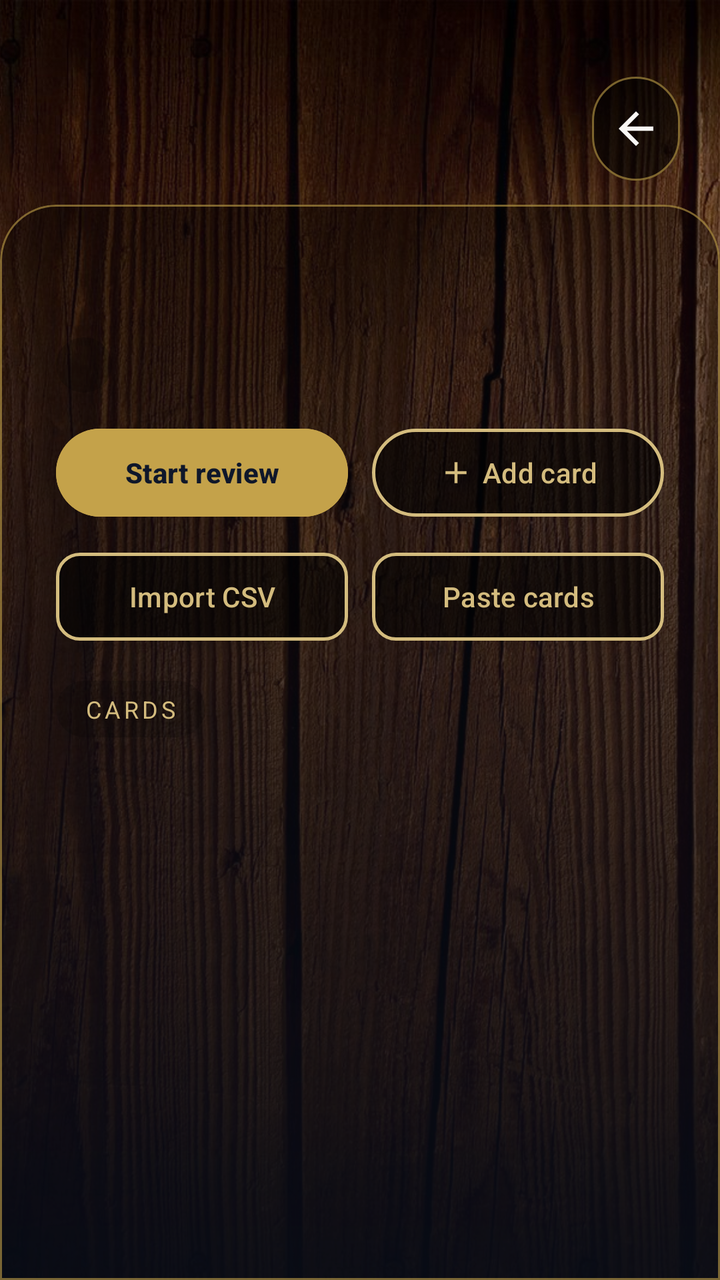
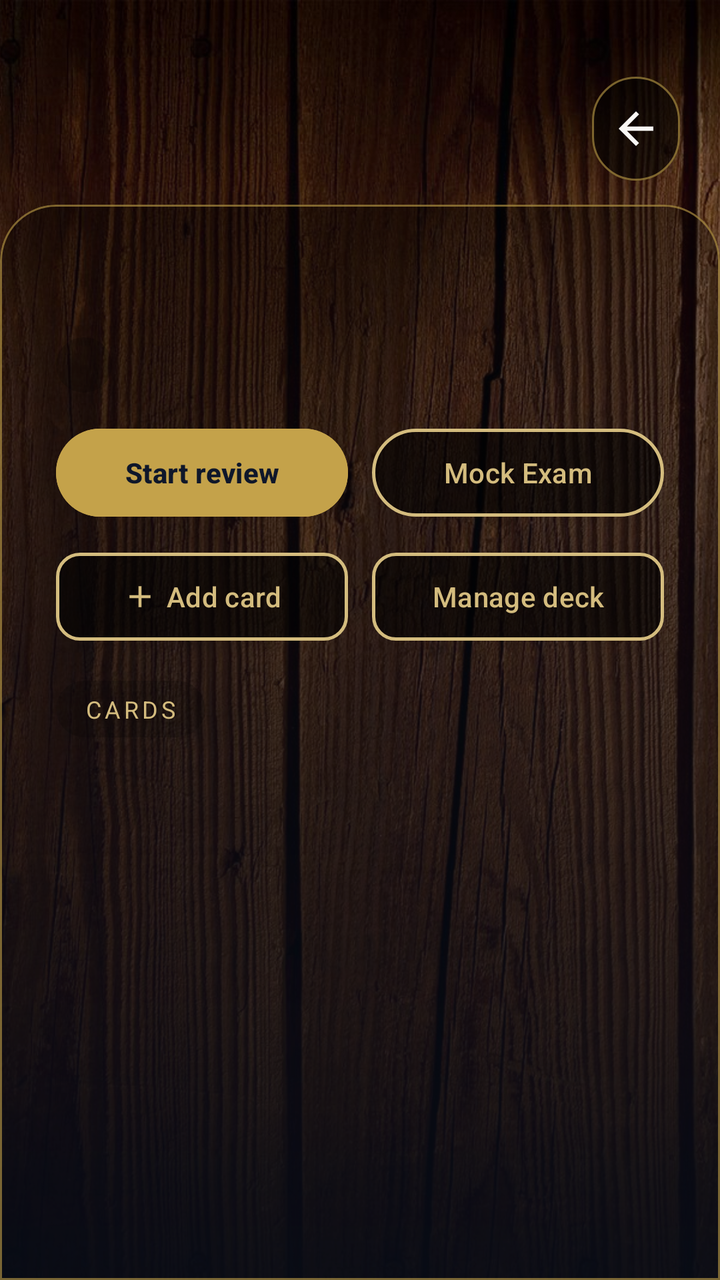

Two renders of the same Android screen: before a commit and after it. Below are the layout's source before the change and the commit's diff.
<!-- AndroidManifest.xml: application theme Theme.StudyMate -->
<!-- res/layout/activity_deck_cards.xml -->
<?xml version="1.0" encoding="utf-8"?>
<androidx.constraintlayout.widget.ConstraintLayout
    xmlns:android="http://schemas.android.com/apk/res/android"
    xmlns:app="http://schemas.android.com/apk/res-auto"
    android:layout_width="match_parent"
    android:layout_height="match_parent"
    android:background="@color/navy">

    
    <ImageView
        android:id="@+id/bgImage"
        android:layout_width="0dp"
        android:layout_height="0dp"
        android:scaleType="centerCrop"
        android:src="@drawable/bg_flashcards"
        android:contentDescription="@null"
        app:layout_constraintTop_toTopOf="parent"
        app:layout_constraintBottom_toBottomOf="parent"
        app:layout_constraintStart_toStartOf="parent"
        app:layout_constraintEnd_toEndOf="parent" />

    
    <View
        android:id="@+id/bgOverlay"
        android:layout_width="0dp"
        android:layout_height="0dp"
        android:background="@drawable/bg_wood_overlay"
        app:layout_constraintTop_toTopOf="parent"
        app:layout_constraintBottom_toBottomOf="parent"
        app:layout_constraintStart_toStartOf="parent"
        app:layout_constraintEnd_toEndOf="parent" />

    <androidx.constraintlayout.widget.Guideline
        android:id="@+id/headerGuide"
        android:layout_width="wrap_content"
        android:layout_height="wrap_content"
        android:orientation="horizontal"
        app:layout_constraintGuide_percent="0.16" />

    <com.google.android.material.card.MaterialCardView
        android:id="@+id/cardsCard"
        android:layout_width="0dp"
        android:layout_height="0dp"
        app:cardBackgroundColor="#59000000"
        app:cardForegroundColor="@android:color/transparent"
        app:cardElevation="0dp"
        app:strokeColor="#99C4A24A"
        app:strokeWidth="1dp"
        app:shapeAppearanceOverlay="@style/ShapeAppearance.StudyMate.LoginCard"
        app:layout_constraintWidth_max="@dimen/card_max_width"
        app:layout_constraintTop_toBottomOf="@id/headerGuide"
        app:layout_constraintBottom_toBottomOf="parent"
        app:layout_constraintStart_toStartOf="parent"
        app:layout_constraintEnd_toEndOf="parent">

        <FrameLayout
            android:layout_width="match_parent"
            android:layout_height="match_parent">

            
            <LinearLayout
                android:id="@+id/listPanel"
                android:layout_width="match_parent"
                android:layout_height="match_parent"
                android:orientation="vertical"
                android:paddingStart="20dp"
                android:paddingEnd="20dp"
                android:paddingTop="20dp">

                <TextView
                    android:id="@+id/listTitle"
                    android:layout_width="match_parent"
                    android:layout_height="wrap_content"
                    android:textColor="@color/surface"
                    android:textSize="24sp"
                    android:textStyle="bold"
                    android:maxLines="1"
                    android:ellipsize="end" />

                <TextView
                    android:id="@+id/listSubText"
                    android:layout_width="wrap_content"
                    android:layout_height="wrap_content"
                    android:layout_marginTop="6dp"
                    android:background="@drawable/bg_text_pill_subtle"
                    android:paddingStart="14dp"
                    android:paddingEnd="14dp"
                    android:paddingTop="5dp"
                    android:paddingBottom="5dp"
                    android:textColor="@color/gold_light"
                    android:textSize="13sp" />

                <LinearLayout
                    android:id="@+id/actionRow"
                    android:layout_width="match_parent"
                    android:layout_height="wrap_content"
                    android:layout_marginTop="14dp"
                    android:orientation="horizontal">

                    <com.google.android.material.button.MaterialButton
                        android:id="@+id/reviewBtn"
                        style="@style/Widget.Material3.Button"
                        android:layout_width="0dp"
                        android:layout_height="52dp"
                        android:layout_weight="1"
                        android:layout_marginEnd="6dp"
                        android:text="Start review"
                        android:textSize="14sp"
                        android:textStyle="bold"
                        android:textColor="@color/navy"
                        android:backgroundTint="@color/gold" />

                    <com.google.android.material.button.MaterialButton
                        android:id="@+id/addCardBtn"
                        style="@style/Widget.Material3.Button.OutlinedButton"
                        android:layout_width="0dp"
                        android:layout_height="52dp"
                        android:layout_weight="1"
                        android:layout_marginStart="6dp"
                        app:icon="@drawable/ic_add"
                        app:iconTint="@color/gold_light"
                        app:iconGravity="textStart"
                        app:iconPadding="4dp"
                        android:gravity="center"
                        android:text="Add card"
                        android:textColor="@color/gold_light"
                        android:textSize="14sp"
                        android:backgroundTint="#59000000"
                        app:strokeColor="@color/gold_light"
                        app:strokeWidth="1.5dp" />

                </LinearLayout>

                <LinearLayout
                    android:id="@+id/importRow"
                    android:layout_width="match_parent"
                    android:layout_height="wrap_content"
                    android:layout_marginTop="10dp"
                    android:orientation="horizontal">

                    <com.google.android.material.button.MaterialButton
                        android:id="@+id/importCsvBtn"
                        style="@style/Widget.Material3.Button.OutlinedButton"
                        android:layout_width="0dp"
                        android:layout_height="52dp"
                        android:layout_weight="1"
                        android:layout_marginEnd="6dp"
                        android:gravity="center"
                        android:text="@string/import_cards_csv_button"
                        android:textColor="@color/gold_light"
                        android:textSize="14sp"
                        android:maxLines="1"
                        android:insetLeft="0dp"
                        android:insetRight="0dp"
                        android:paddingStart="0dp"
                        android:paddingEnd="0dp"
                        android:minWidth="0dp"
                        android:backgroundTint="#59000000"
                        app:strokeColor="@color/gold_light"
                        app:strokeWidth="1.5dp"
                        app:cornerRadius="12dp" />

                    <com.google.android.material.button.MaterialButton
                        android:id="@+id/pasteCardsBtn"
                        style="@style/Widget.Material3.Button.OutlinedButton"
                        android:layout_width="0dp"
                        android:layout_height="52dp"
                        android:layout_weight="1"
                        android:layout_marginStart="6dp"
                        android:gravity="center"
                        android:text="@string/paste_cards_button"
                        android:textColor="@color/gold_light"
                        android:textSize="14sp"
                        android:maxLines="1"
                        android:insetLeft="0dp"
                        android:insetRight="0dp"
                        android:paddingStart="0dp"
                        android:paddingEnd="0dp"
                        android:minWidth="0dp"
                        android:backgroundTint="#59000000"
                        app:strokeColor="@color/gold_light"
                        app:strokeWidth="1.5dp"
                        app:cornerRadius="12dp" />

                </LinearLayout>

                <TextView
                    android:id="@+id/listSectionLabel"
                    android:layout_width="wrap_content"
                    android:layout_height="wrap_content"
                    android:layout_marginTop="16dp"
                    android:background="@drawable/bg_text_pill_subtle"
                    android:paddingStart="14dp"
                    android:paddingEnd="14dp"
                    android:paddingTop="6dp"
                    android:paddingBottom="6dp"
                    android:letterSpacing="0.15"
                    android:text="CARDS"
                    android:textColor="@color/gold_light"
                    android:textSize="12sp" />

                <TextView
                    android:id="@+id/emptyStateText"
                    android:layout_width="match_parent"
                    android:layout_height="wrap_content"
                    android:layout_marginTop="40dp"
                    android:gravity="center"
                    android:text="No cards yet - tap Add card to make your first."
                    android:textColor="@color/gold_light"
                    android:textSize="14sp"
                    app:drawableTopCompat="@drawable/ic_empty_state_logo"
                    android:drawablePadding="16dp"
                    app:drawableTint="#808B6B1A"
                    android:visibility="gone" />

                <androidx.recyclerview.widget.RecyclerView
                    android:id="@+id/cardsRecycler"
                    android:layout_width="match_parent"
                    android:layout_height="0dp"
                    android:layout_marginTop="6dp"
                    android:layout_weight="1"
                    android:clipToPadding="false"
                    android:scrollbars="vertical" />

            </LinearLayout>

            
            
            <ScrollView
                android:id="@+id/addPanel"
                android:layout_width="match_parent"
                android:layout_height="match_parent"
                android:fillViewport="true"
                android:clipChildren="false"
                android:clipToPadding="false"
                android:visibility="invisible">

                <LinearLayout
                    android:layout_width="match_parent"
                    android:layout_height="wrap_content"
                    android:orientation="vertical"
                    android:paddingStart="20dp"
                    android:paddingEnd="20dp"
                    android:paddingTop="20dp">

                    <TextView
                        android:id="@+id/addTitleText"
                        android:layout_width="wrap_content"
                        android:layout_height="wrap_content"
                        android:text="New card"
                        android:textColor="@color/surface"
                        android:textSize="22sp"
                        android:textStyle="bold" />

                    <TextView
                        android:id="@+id/addSubText"
                        android:layout_width="wrap_content"
                        android:layout_height="wrap_content"
                        android:layout_marginTop="6dp"
                        android:background="@drawable/bg_text_pill_subtle"
                        android:paddingStart="14dp"
                        android:paddingEnd="14dp"
                        android:paddingTop="5dp"
                        android:paddingBottom="5dp"
                        android:text="Front first, back is the answer"
                        android:textColor="@color/gold_light"
                        android:textSize="13sp" />

                    <com.google.android.material.textfield.TextInputLayout
                        android:id="@+id/addFrontLayout"
                        style="@style/Widget.Material3.TextInputLayout.OutlinedBox"
                        android:layout_width="match_parent"
                        android:layout_height="wrap_content"
                        android:layout_marginTop="14dp"
                        android:hint="Front (question / prompt)"
                        app:boxStrokeColor="@color/box_stroke_gold"
                        app:hintTextColor="@color/gold_light"
                        android:textColorHint="#99D4BC7E">

                        <com.google.android.material.textfield.TextInputEditText
                            android:id="@+id/addFrontInput"
                            android:layout_width="match_parent"
                            android:layout_height="wrap_content"
                            android:minLines="3"
                            android:gravity="top|start"
                            android:imeOptions="actionDone"
                            android:inputType="textMultiLine|textCapSentences"
                            android:maxLength="500"
                            android:textColor="@color/surface" />

                    </com.google.android.material.textfield.TextInputLayout>

                    <com.google.android.material.textfield.TextInputLayout
                        android:id="@+id/addBackLayout"
                        style="@style/Widget.Material3.TextInputLayout.OutlinedBox"
                        android:layout_width="match_parent"
                        android:layout_height="wrap_content"
                        android:layout_marginTop="12dp"
                        android:hint="Back (answer)"
                        app:boxStrokeColor="@color/box_stroke_gold"
                        app:hintTextColor="@color/gold_light"
                        android:textColorHint="#99D4BC7E">

                        <com.google.android.material.textfield.TextInputEditText
                            android:id="@+id/addBackInput"
                            android:layout_width="match_parent"
                            android:layout_height="wrap_content"
                            android:minLines="3"
                            android:gravity="top|start"
                            android:imeOptions="actionDone"
                            android:inputType="textMultiLine|textCapSentences"
                            android:maxLength="500"
                            android:textColor="@color/surface" />

                    </com.google.android.material.textfield.TextInputLayout>

                    <LinearLayout
                        android:layout_width="match_parent"
                        android:layout_height="wrap_content"
                        android:layout_marginTop="14dp"
                        android:orientation="horizontal">

                        <com.google.android.material.button.MaterialButton
                            android:id="@+id/addCancelBtn"
                            style="@style/Widget.Material3.Button.OutlinedButton"
                            android:layout_width="0dp"
                            android:layout_height="52dp"
                            android:layout_weight="1"
                            android:layout_marginEnd="6dp"
                            android:text="Cancel"
                            android:textColor="@color/gold_light"
                            android:textSize="14sp"
                            app:strokeColor="@color/gold_light"
                            app:strokeWidth="1.5dp" />

                        <com.google.android.material.button.MaterialButton
                            android:id="@+id/addConfirmBtn"
                            style="@style/Widget.Material3.Button"
                            android:layout_width="0dp"
                            android:layout_height="52dp"
                            android:layout_weight="1"
                            android:layout_marginStart="6dp"
                            android:text="Save card"
                            android:textSize="14sp"
                            android:textStyle="bold"
                            android:textColor="@color/navy"
                            android:backgroundTint="@color/gold" />

                    </LinearLayout>

                </LinearLayout>

            </ScrollView>

            
            <ScrollView
                android:id="@+id/editPanel"
                android:layout_width="match_parent"
                android:layout_height="match_parent"
                android:fillViewport="true"
                android:clipChildren="false"
                android:clipToPadding="false"
                android:visibility="invisible">

                <LinearLayout
                    android:layout_width="match_parent"
                    android:layout_height="wrap_content"
                    android:orientation="vertical"
                    android:paddingStart="20dp"
                    android:paddingEnd="20dp"
                    android:paddingTop="20dp">

                    <TextView
                        android:id="@+id/editTitleText"
                        android:layout_width="wrap_content"
                        android:layout_height="wrap_content"
                        android:text="Edit card"
                        android:textColor="@color/surface"
                        android:textSize="22sp"
                        android:textStyle="bold" />

                    <TextView
                        android:id="@+id/editSubText"
                        android:layout_width="wrap_content"
                        android:layout_height="wrap_content"
                        android:layout_marginTop="6dp"
                        android:background="@drawable/bg_text_pill_subtle"
                        android:paddingStart="14dp"
                        android:paddingEnd="14dp"
                        android:paddingTop="5dp"
                        android:paddingBottom="5dp"
                        android:text="Update the front or back text"
                        android:textColor="@color/gold_light"
                        android:textSize="13sp" />

                    <com.google.android.material.textfield.TextInputLayout
                        android:id="@+id/editFrontLayout"
                        style="@style/Widget.Material3.TextInputLayout.OutlinedBox"
                        android:layout_width="match_parent"
                        android:layout_height="wrap_content"
                        android:layout_marginTop="14dp"
                        android:hint="Front (question / prompt)"
                        app:boxStrokeColor="@color/box_stroke_gold"
                        app:hintTextColor="@color/gold_light"
                        android:textColorHint="#99D4BC7E">

                        <com.google.android.material.textfield.TextInputEditText
                            android:id="@+id/editFrontInput"
                            android:layout_width="match_parent"
                            android:layout_height="wrap_content"
                            android:minLines="3"
                            android:gravity="top|start"
                            android:imeOptions="actionDone"
                            android:inputType="textMultiLine|textCapSentences"
                            android:maxLength="500"
                            android:textColor="@color/surface" />

                    </com.google.android.material.textfield.TextInputLayout>

                    <com.google.android.material.textfield.TextInputLayout
                        android:id="@+id/editBackLayout"
                        style="@style/Widget.Material3.TextInputLayout.OutlinedBox"
                        android:layout_width="match_parent"
                        android:layout_height="wrap_content"
                        android:layout_marginTop="12dp"
                        android:hint="Back (answer)"
                        app:boxStrokeColor="@color/box_stroke_gold"
                        app:hintTextColor="@color/gold_light"
                        android:textColorHint="#99D4BC7E">

                        <com.google.android.material.textfield.TextInputEditText
                            android:id="@+id/editBackInput"
                            android:layout_width="match_parent"
                            android:layout_height="wrap_content"
                            android:minLines="3"
                            android:gravity="top|start"
                            android:imeOptions="actionDone"
                            android:inputType="textMultiLine|textCapSentences"
                            android:maxLength="500"
                            android:textColor="@color/surface" />

                    </com.google.android.material.textfield.TextInputLayout>

                    <LinearLayout
                        android:layout_width="match_parent"
                        android:layout_height="wrap_content"
                        android:layout_marginTop="14dp"
                        android:orientation="horizontal">

                        <com.google.android.material.button.MaterialButton
                            android:id="@+id/editCancelBtn"
                            style="@style/Widget.Material3.Button.OutlinedButton"
                            android:layout_width="0dp"
                            android:layout_height="52dp"
                            android:layout_weight="1"
                            android:layout_marginEnd="6dp"
                            android:text="Cancel"
                            android:textColor="@color/gold_light"
                            android:textSize="14sp"
                            app:strokeColor="@color/gold_light"
                            app:strokeWidth="1.5dp" />

                        <com.google.android.material.button.MaterialButton
                            android:id="@+id/editConfirmBtn"
                            style="@style/Widget.Material3.Button"
                            android:layout_width="0dp"
                            android:layout_height="52dp"
                            android:layout_weight="1"
                            android:layout_marginStart="6dp"
                            android:text="Save changes"
                            android:textSize="14sp"
                            android:textStyle="bold"
                            android:textColor="@color/navy"
                            android:backgroundTint="@color/gold" />

                    </LinearLayout>

                </LinearLayout>

            </ScrollView>

        </FrameLayout>

    </com.google.android.material.card.MaterialCardView>

    

    <com.google.android.material.button.MaterialButton
        android:id="@+id/backBtn"
        style="@style/Widget.Material3.Button.IconButton"
        android:layout_width="52dp"
        android:layout_height="52dp"
        android:insetTop="0dp"
        android:insetBottom="0dp"
        app:icon="@drawable/ic_arrow_back"
        app:iconTint="@color/surface"
        app:iconSize="26dp"
        app:iconGravity="textStart"
        app:iconPadding="0dp"
        android:backgroundTint="#59000000"
        app:strokeColor="#99C4A24A"
        app:strokeWidth="1dp"
        app:cornerRadius="26dp"
        app:rippleColor="#33D4BC7E"
        android:contentDescription="@string/cd_back"
        app:layout_constraintBottom_toTopOf="@id/cardsCard"
        app:layout_constraintEnd_toEndOf="@id/cardsCard"
        android:layout_marginBottom="12dp"
        android:layout_marginEnd="16dp" />

</androidx.constraintlayout.widget.ConstraintLayout>
<!-- resources referenced by this layout -->
<resources>
  <color name="gold">#C4A24A</color>
  <color name="gold_light">#D4BC7E</color>
  <color name="navy">#0F172A</color>
  <color name="surface">#FAF8F5</color>
  <dimen name="card_max_width">2000dp</dimen>
  <!-- drawable bg_text_pill_subtle (drawable) -->
  <?xml version="1.0" encoding="utf-8"?>
  <shape xmlns:android="http://schemas.android.com/apk/res/android"
      android:shape="rectangle">
      <solid android:color="#2E000000" />
      <corners android:radius="20dp" />
  </shape>
  <!-- drawable bg_wood_overlay (drawable) -->
  <?xml version="1.0" encoding="utf-8"?>
  <layer-list xmlns:android="http://schemas.android.com/apk/res/android">
  
      
      <item>
          <color android:color="#1A000000" />
      </item>
  
      
      <item>
          <shape>
              <gradient
                  android:angle="270"
                  android:startColor="#000F172A"
                  android:endColor="#BF0F172A" />
          </shape>
      </item>
  
  </layer-list>
  <!-- drawable ic_add (drawable) -->
  <?xml version="1.0" encoding="utf-8"?>
  <vector xmlns:android="http://schemas.android.com/apk/res/android"
      android:width="24dp"
      android:height="24dp"
      android:viewportWidth="24"
      android:viewportHeight="24"
      android:tint="?attr/colorControlNormal">
      <path
          android:fillColor="@android:color/white"
          android:pathData="M19,13h-6v6h-2v-6H5v-2h6V5h2v6h6v2z" />
  </vector>
  <!-- drawable ic_arrow_back (drawable) -->
  <?xml version="1.0" encoding="utf-8"?>
  <vector xmlns:android="http://schemas.android.com/apk/res/android"
      android:width="24dp"
      android:height="24dp"
      android:viewportWidth="24"
      android:viewportHeight="24"
      android:tint="?attr/colorControlNormal">
      <path
          android:fillColor="@android:color/white"
          android:pathData="M20,11H7.83l5.59,-5.59L12,4l-8,8 8,8 1.41,-1.41L7.83,13H20v-2z" />
  </vector>
  <string name="cd_back">Back</string>
  <string name="import_cards_csv_button">Import CSV</string>
  <string name="paste_cards_button">Paste cards</string>
  <style name="ShapeAppearance.StudyMate.LoginCard" parent="">
          <item name="cornerFamily">rounded</item>
          <item name="cornerSizeTopLeft">28dp</item>
          <item name="cornerSizeTopRight">28dp</item>
          <item name="cornerSizeBottomLeft">0dp</item>
          <item name="cornerSizeBottomRight">0dp</item>
      </style>
  <style name="Theme.StudyMate" parent="Base.Theme.StudyMate">
          <item name="android:windowAnimationStyle">@style/WindowAnimations.StudyMate</item>
      </style>
  <style name="Base.Theme.StudyMate" parent="Theme.Material3.DayNight.NoActionBar">
          <item name="colorPrimary">@color/primary</item>
          <item name="colorOnPrimary">@color/on_primary</item>
          <item name="colorPrimaryContainer">@color/primary_container</item>
          <item name="colorOnPrimaryContainer">@color/on_primary_container</item>
          <item name="colorSecondary">@color/gold</item>
          <item name="colorSurface">@color/surface</item>
          <item name="android:colorBackground">@color/background</item>
          <item name="colorError">@color/error_text</item>
          <item name="android:statusBarColor">@color/navy</item>
          <item name="android:navigationBarColor">@color/navy</item>
      </style>
  <style name="WindowAnimations.StudyMate" parent="@android:style/Animation.Activity">
          <item name="android:activityOpenEnterAnimation">@anim/screen_fade_in</item>
          <item name="android:activityOpenExitAnimation">@anim/screen_fade_out</item>
          <item name="android:activityCloseEnterAnimation">@anim/screen_fade_in</item>
          <item name="android:activityCloseExitAnimation">@anim/screen_fade_out</item>
      </style>
  <color name="primary">#8B6B1A</color>
  <color name="on_primary">#FAF8F5</color>
  <color name="primary_container">#F5E6C0</color>
  <color name="on_primary_container">#3D2A00</color>
  <color name="background">#0F172A</color>
  <color name="error_text">#E8A48A</color>
  <!-- unchanged entries left out for length: 2 -->
</resources>

<!-- the commit's change to res/layout/activity_deck_cards.xml (unified diff, before → after) -->
@@ -108,45 +108,21 @@
                         android:textSize="14sp"
                         android:textStyle="bold"
                         android:textColor="@color/navy"
+                        android:maxLines="1"
+                        android:insetLeft="0dp"
+                        android:insetRight="0dp"
+                        android:minWidth="0dp"
                         android:backgroundTint="@color/gold" />
 
                     <com.google.android.material.button.MaterialButton
-                        android:id="@+id/addCardBtn"
+                        android:id="@+id/mockExamBtn"
                         style="@style/Widget.Material3.Button.OutlinedButton"
                         android:layout_width="0dp"
                         android:layout_height="52dp"
                         android:layout_weight="1"
                         android:layout_marginStart="6dp"
-                        app:icon="@drawable/ic_add"
-                        app:iconTint="@color/gold_light"
-                        app:iconGravity="textStart"
-                        app:iconPadding="4dp"
                         android:gravity="center"
-                        android:text="Add card"
-                        android:textColor="@color/gold_light"
-                        android:textSize="14sp"
-                        android:backgroundTint="#59000000"
-                        app:strokeColor="@color/gold_light"
-                        app:strokeWidth="1.5dp" />
-
-                </LinearLayout>
-
-                <LinearLayout
-                    android:id="@+id/importRow"
-                    android:layout_width="match_parent"
-                    android:layout_height="wrap_content"
-                    android:layout_marginTop="10dp"
-                    android:orientation="horizontal">
-
-                    <com.google.android.material.button.MaterialButton
-                        android:id="@+id/importCsvBtn"
-                        style="@style/Widget.Material3.Button.OutlinedButton"
-                        android:layout_width="0dp"
-                        android:layout_height="52dp"
-                        android:layout_weight="1"
-                        android:layout_marginEnd="6dp"
-                        android:gravity="center"
-                        android:text="@string/import_cards_csv_button"
+                        android:text="@string/mock_exam_button"
                         android:textColor="@color/gold_light"
                         android:textSize="14sp"
                         android:maxLines="1"
@@ -157,18 +133,47 @@
                         android:minWidth="0dp"
                         android:backgroundTint="#59000000"
                         app:strokeColor="@color/gold_light"
+                        app:strokeWidth="1.5dp" />
+
+                </LinearLayout>
+
+                <LinearLayout
+                    android:id="@+id/importRow"
+                    android:layout_width="match_parent"
+                    android:layout_height="wrap_content"
+                    android:layout_marginTop="10dp"
+                    android:orientation="horizontal">
+
+                    <com.google.android.material.button.MaterialButton
+                        android:id="@+id/addCardBtn"
+                        style="@style/Widget.Material3.Button.OutlinedButton"
+                        android:layout_width="0dp"
+                        android:layout_height="52dp"
+                        android:layout_weight="1"
+                        android:layout_marginEnd="6dp"
+                        app:icon="@drawable/ic_add"
+                        app:iconTint="@color/gold_light"
+                        app:iconGravity="textStart"
+                        app:iconPadding="4dp"
+                        android:gravity="center"
+                        android:text="Add card"
+                        android:textColor="@color/gold_light"
+                        android:textSize="14sp"
+                        android:maxLines="1"
+                        android:backgroundTint="#59000000"
+                        app:strokeColor="@color/gold_light"
                         app:strokeWidth="1.5dp"
                         app:cornerRadius="12dp" />
 
                     <com.google.android.material.button.MaterialButton
-                        android:id="@+id/pasteCardsBtn"
+                        android:id="@+id/manageDeckBtn"
                         style="@style/Widget.Material3.Button.OutlinedButton"
                         android:layout_width="0dp"
                         android:layout_height="52dp"
                         android:layout_weight="1"
                         android:layout_marginStart="6dp"
                         android:gravity="center"
-                        android:text="@string/paste_cards_button"
+                        android:text="@string/manage_deck_button"
                         android:textColor="@color/gold_light"
                         android:textSize="14sp"
                         android:maxLines="1"
<!-- resource entries referenced after the edit -->
@@ -57,8 +57,8 @@
           android:pathData="M20,11H7.83l5.59,-5.59L12,4l-8,8 8,8 1.41,-1.41L7.83,13H20v-2z" />
   </vector>
   <string name="cd_back">Back</string>
-  <string name="import_cards_csv_button">Import CSV</string>
-  <string name="paste_cards_button">Paste cards</string>
+  <string name="manage_deck_button">Manage deck</string>
+  <string name="mock_exam_button">Mock Exam</string>
   <style name="ShapeAppearance.StudyMate.LoginCard" parent="">
           <item name="cornerFamily">rounded</item>
           <item name="cornerSizeTopLeft">28dp</item>
